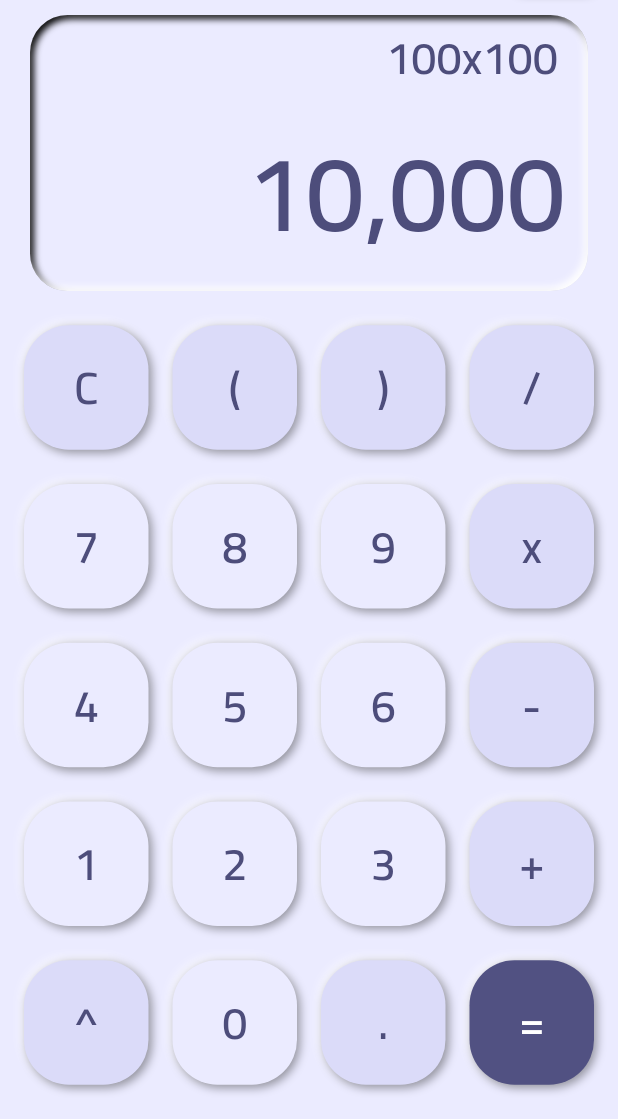
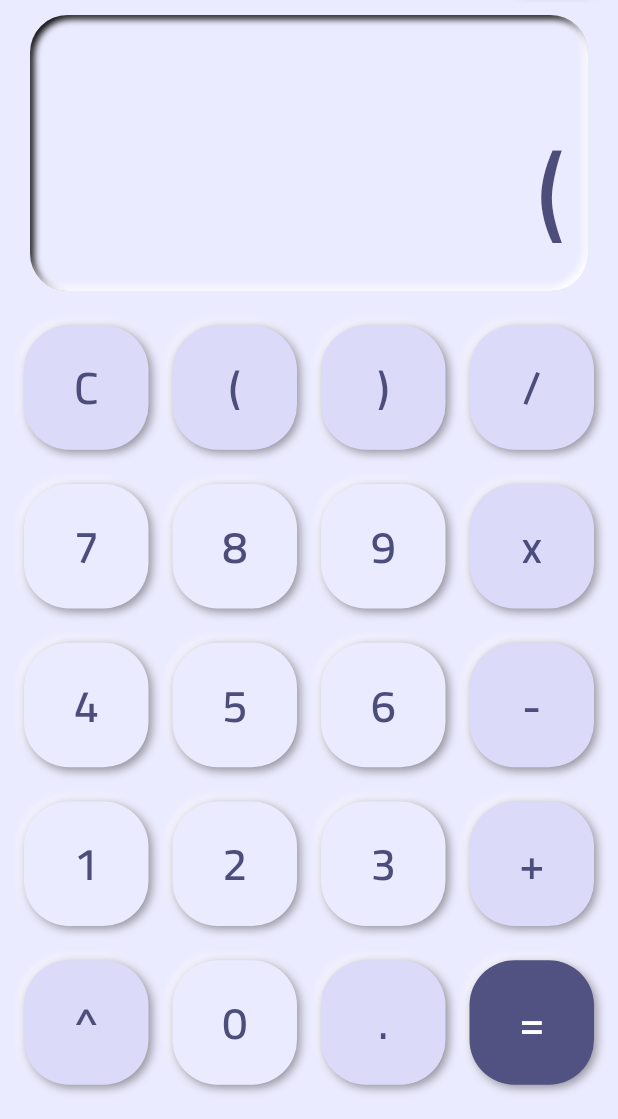
Before and after one commit to dhzdhd/InstaCalc, a Flutter app: the screen it shows after launch, after a tap on an icon or button, on a phone screen of 412 x 824 dp, the part 117-1236 px from its top. Run offline on Flutter 3.47's test engine with Material 2 defaults, Android fonts, the phone set to English and light mode, and no system bars; drawn by our look-alikes of flutter_neumorphic; our stand-ins replace math_expressions.

Commit message:
Calculation functionality added

```diff
--- a/lib/models/calc.dart
+++ b/lib/models/calc.dart
@@ -1,3 +1,53 @@
 import 'package:flutter/cupertino.dart';
+import 'package:math_expressions/math_expressions.dart';
 
-class CalculateModel extends ChangeNotifier {}
+class CalculateModel extends ChangeNotifier {
+  static var topText = '';
+  static var bottomText = '';
+
+  String eval(String expr) {
+    expr = expr.replaceAll('x', '*');
+    expr = expr.replaceAll('^', '**');
+
+    Parser p = Parser();
+    Expression exp = p.parse(expr);
+    ContextModel cm = ContextModel();
+    double eval = exp.evaluate(EvaluationType.REAL, cm);
+    return eval.toString();
+  }
+
+  void calculate(String char) {
+    bottomText += char;
+
+    if (char.contains(RegExp('[0-9]'))) {
+      final answer = eval(bottomText);
+      topText = answer;
+    }
+
+    notifyListeners();
+  }
+
+  void clear({bool all = false}) {
+    if (all) {
+      topText = '';
+      bottomText = '';
+    } else {
+      bottomText = bottomText.substring(0, bottomText.length - 1);
+
+      if (bottomText[bottomText.length - 1].contains(RegExp('[0-9]'))) {
+        final answer = eval(bottomText);
+        topText = answer;
+      }
+    }
+
+    notifyListeners();
+  }
+
+  void equate() {
+    final answer = eval(bottomText);
+    bottomText = answer;
+    topText = '';
+
+    notifyListeners();
+  }
+}
--- a/lib/models/theme.dart
+++ b/lib/models/theme.dart
@@ -43,6 +43,9 @@ final lightTheme = NeumorphicThemeData(
 final darkTextColor = Color.fromARGB(255, 255, 230, 230);
 final darkTextStyle = TextStyle(color: darkTextColor, fontFamily: 'Cairo');
 final darkTheme = NeumorphicThemeData(
+  shadowLightColor: Color.fromARGB(255, 46, 46, 61),
+  shadowLightColorEmboss: Color.fromARGB(255, 46, 46, 61),
+  shadowDarkColor: Color.fromARGB(255, 20, 20, 20),
   baseColor: Color.fromARGB(255, 46, 46, 61),
   appBarTheme: NeumorphicAppBarThemeData(
     iconTheme: IconThemeData(color: darkTextColor),
@@ -80,17 +83,20 @@ final darkTheme = NeumorphicThemeData(
 
 class ThemeModel extends ChangeNotifier {
   var theme = lightTheme;
+  static Color nonIntColor = Color.fromARGB(255, 219, 219, 249);
 
   void changeTheme(String mode) {
     switch (mode) {
       case 'light':
         {
           theme = lightTheme;
+          nonIntColor = Color.fromARGB(255, 219, 219, 249);
           break;
         }
       case 'dark':
         {
           theme = darkTheme;
+          nonIntColor = Color.fromARGB(255, 100, 100, 50);
           break;
         }
     }
--- a/lib/routes/home/buttons.dart
+++ b/lib/routes/home/buttons.dart
@@ -1,38 +1,39 @@
 import 'package:flutter/material.dart';
 import 'package:flutter_neumorphic/flutter_neumorphic.dart';
+import 'package:insta_calculator/models/theme.dart';
 import 'package:insta_calculator/widgets/custom_button.dart';
 
-const nonIntColor = Color.fromARGB(255, 219, 219, 249);
+// FIXME:
 const equalColor = Color.fromARGB(255, 81, 81, 130);
-const List _buttonList = [
+List<List<Map<String, Object?>>> _buttonList = [
   [
-    {'value': 'C', 'color': nonIntColor, 'func': 'clear'},
-    {'value': '(', 'color': nonIntColor, 'func': 'calc'},
-    {'value': ')', 'color': nonIntColor, 'func': 'calc'},
-    {'value': '/', 'color': nonIntColor, 'func': 'calc'},
+    {'value': 'C', 'color': ThemeModel.nonIntColor, 'func': 'clear'},
+    {'value': '(', 'color': ThemeModel.nonIntColor, 'func': 'calc'},
+    {'value': ')', 'color': ThemeModel.nonIntColor, 'func': 'calc'},
+    {'value': '/', 'color': ThemeModel.nonIntColor, 'func': 'calc'},
   ],
   [
     {'value': '7', 'color': null, 'func': 'calc'},
     {'value': '8', 'color': null, 'func': 'calc'},
     {'value': '9', 'color': null, 'func': 'calc'},
-    {'value': 'x', 'color': nonIntColor, 'func': 'calc'},
+    {'value': 'x', 'color': ThemeModel.nonIntColor, 'func': 'calc'},
   ],
   [
     {'value': '4', 'color': null, 'func': 'calc'},
     {'value': '5', 'color': null, 'func': 'calc'},
     {'value': '6', 'color': null, 'func': 'calc'},
-    {'value': '-', 'color': nonIntColor, 'func': 'calc'},
+    {'value': '-', 'color': ThemeModel.nonIntColor, 'func': 'calc'},
   ],
   [
     {'value': '1', 'color': null, 'func': 'calc'},
     {'value': '2', 'color': null, 'func': 'calc'},
     {'value': '3', 'color': null, 'func': 'calc'},
-    {'value': '+', 'color': nonIntColor, 'func': 'calc'},
+    {'value': '+', 'color': ThemeModel.nonIntColor, 'func': 'calc'},
   ],
   [
-    {'value': '^', 'color': nonIntColor, 'func': 'calc'},
+    {'value': '^', 'color': ThemeModel.nonIntColor, 'func': 'calc'},
     {'value': '0', 'color': null, 'func': 'calc'},
-    {'value': '.', 'color': nonIntColor, 'func': 'calc'},
+    {'value': '.', 'color': ThemeModel.nonIntColor, 'func': 'calc'},
     {'value': '=', 'color': equalColor, 'func': 'equate'},
   ],
 ];
@@ -53,7 +54,7 @@ class ButtonContainer extends StatelessWidget {
                     text: item['value'],
                     color: item['color'],
                     onPressed: item['func'],
-                  )
+                  ),
               ],
             )
         ],
--- a/lib/routes/home/fields.dart
+++ b/lib/routes/home/fields.dart
@@ -3,7 +3,12 @@ import 'package:flutter_neumorphic/flutter_neumorphic.dart';
 import 'package:insta_calculator/models/calc.dart';
 import 'package:provider/provider.dart';
 
-class FieldContainer extends StatelessWidget {
+class FieldContainer extends StatefulWidget {
+  @override
+  _FieldContainerState createState() => _FieldContainerState();
+}
+
+class _FieldContainerState extends State<FieldContainer> {
   @override
   Widget build(BuildContext context) {
     return Padding(
@@ -26,7 +31,7 @@ class FieldContainer extends StatelessWidget {
                   child: Padding(
                     padding: EdgeInsets.only(right: 20),
                     child: Text(
-                      '100x100',
+                      CalculateModel.topText,
                       style:
                           TextStyle(fontSize: 30, fontWeight: FontWeight.bold),
                     ),
@@ -39,10 +44,16 @@ class FieldContainer extends StatelessWidget {
                   alignment: Alignment.centerRight,
                   child: Padding(
                     padding: EdgeInsets.only(right: 15),
-                    child: Text(
-                      '10,000',
-                      style:
-                          TextStyle(fontSize: 70, fontWeight: FontWeight.bold),
+                    child: ListView(
+                      scrollDirection: Axis.horizontal,
+                      reverse: true,
+                      children: [
+                        Text(
+                          CalculateModel.bottomText,
+                          style: TextStyle(
+                              fontSize: 70, fontWeight: FontWeight.bold),
+                        )
+                      ],
                     ),
                   ),
                 ),
--- a/lib/routes/home/home.dart
+++ b/lib/routes/home/home.dart
@@ -9,6 +9,7 @@ class HomeRoute extends StatelessWidget {
   @override
   Widget build(BuildContext context) {
     return Scaffold(
+      resizeToAvoidBottomInset: false,
       appBar: NeumorphicAppBar(
         title: Text("InstaCalc"),
         actions: [
--- a/lib/widgets/custom_button.dart
+++ b/lib/widgets/custom_button.dart
@@ -1,5 +1,7 @@
 import 'package:flutter/material.dart';
 import 'package:flutter_neumorphic/flutter_neumorphic.dart';
+import 'package:insta_calculator/models/calc.dart';
+import 'package:provider/provider.dart';
 
 class CustomButton extends StatelessWidget {
   final text;
@@ -23,6 +25,7 @@ class CustomButton extends StatelessWidget {
       return SizedBox(
         height: _size,
         width: _size,
+        child: GestureDetector(
           child: NeumorphicButton(
             style: NeumorphicStyle(
               color: color,
@@ -36,7 +39,34 @@ class CustomButton extends StatelessWidget {
                     fontSize: 30, color: (text == "=") ? Colors.white : null),
               ),
             ),
-          onPressed: () => print(onPressed),
+            onPressed: () {
+              switch (onPressed) {
+                case 'calc':
+                  {
+                    Provider.of<CalculateModel>(context, listen: false)
+                        .calculate(text);
+                    break;
+                  }
+                case 'equate':
+                  {
+                    Provider.of<CalculateModel>(context, listen: false)
+                        .equate();
+                    break;
+                  }
+                case 'clear':
+                  {
+                    Provider.of<CalculateModel>(context, listen: false).clear();
+                    break;
+                  }
+              }
+            },
+          ),
+          onLongPress: () {
+            if (text == 'C') {
+              Provider.of<CalculateModel>(context, listen: false)
+                  .clear(all: true);
+            }
+          },
         ),
       );
     });
--- a/pubspec.yaml
+++ b/pubspec.yaml
@@ -27,6 +27,7 @@ dependencies:
   # glassmorphism: ^2.0.1
 
   expression_language: ^1.0.0
+  math_expressions: ^2.2.0
 
 dev_dependencies:
   flutter_test:
```
Also changed, not shown: pubspec.lock. Lines whose indentation alone changed are shown as unchanged.
